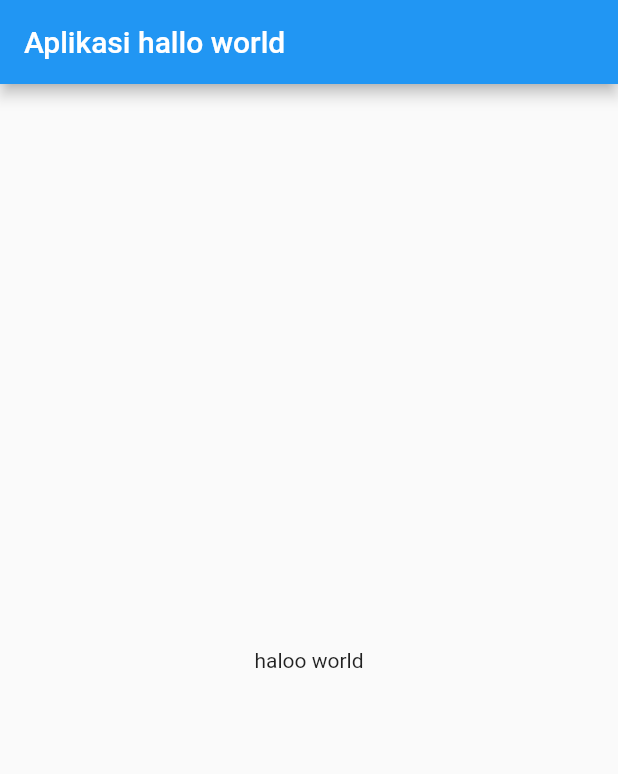
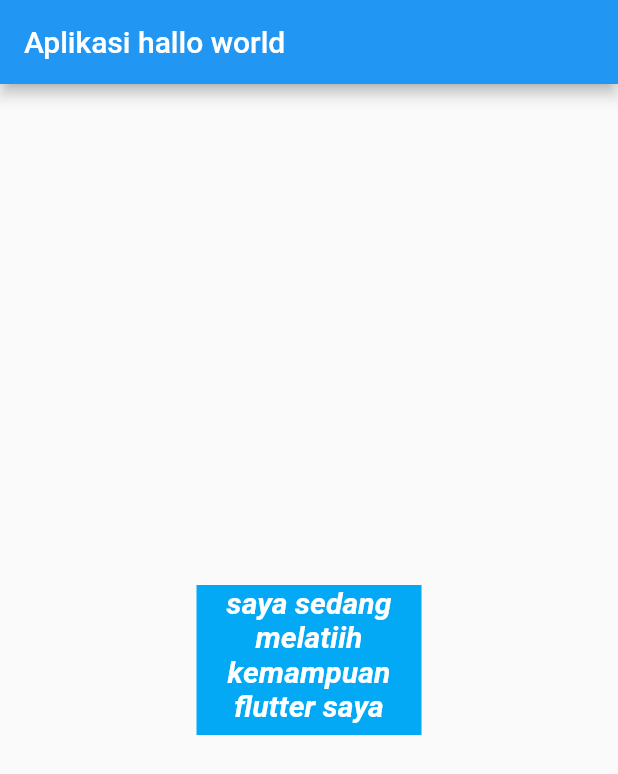
Before and after one commit to aripoya/flutter_01, a Flutter app: the screen it shows after launch, on a phone screen of 412 x 824 dp. Shown: the top 774 px of the screen. Run offline on Flutter 3.47's test engine with Material 2 defaults, Android fonts, the phone set to English and light mode, and no system bars.

Commit message:
belajar text Wiget

```diff
--- a/lib/main.dart
+++ b/lib/main.dart
@@ -12,7 +12,20 @@ class MyApp extends StatelessWidget {
         appBar: AppBar(
           title: Text("Aplikasi hallo world"),
         ),
-        body: Center(child: Text('haloo world')),
+        body: Center(
+            child: Container(
+                color: Colors.lightBlue,
+                width: 150,
+                height: 100,
+                child: Text(
+                  'saya sedang melatiih kemampuan flutter saya',
+                  style: TextStyle(
+                      color: Colors.white,
+                      fontStyle: FontStyle.italic,
+                      fontWeight: FontWeight.w700,
+                      fontSize: 20),
+                  textAlign: TextAlign.center,
+                ))),
       ),
     );
   }
```
